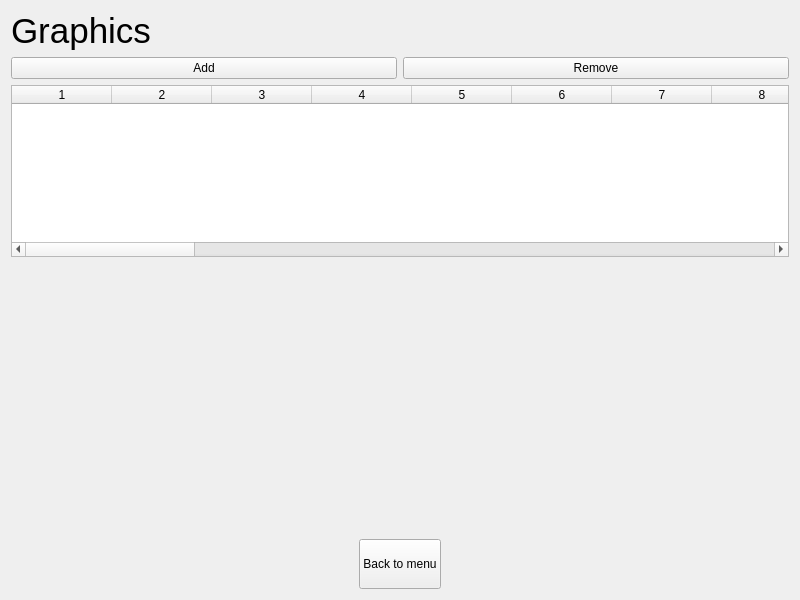
Ancellie/organizer_on_qt, file graphicswindow.ui: the form before one commit.
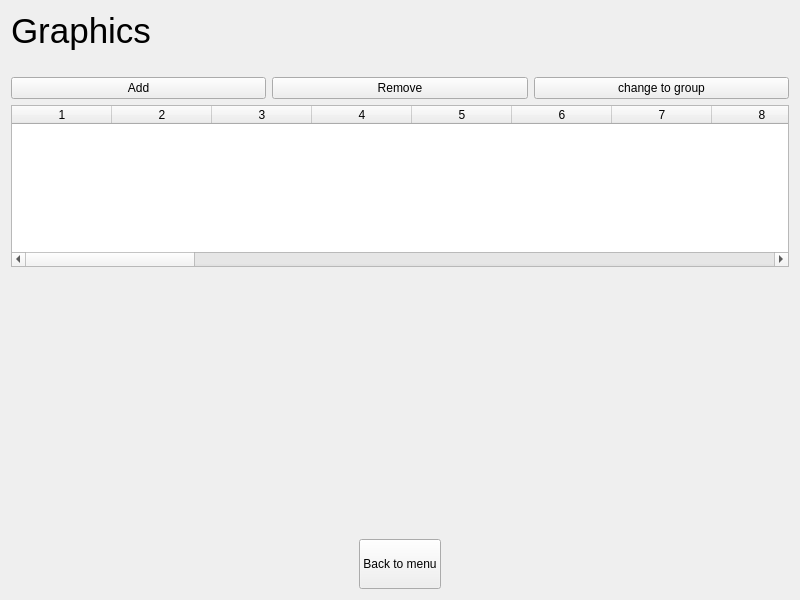
The form after the commit. Custom widgets are drawn as their Qt base class.

Commit message: Added group work for graphics and calendar(need fix)

The edit to the form file:
```diff
--- a/graphicswindow.ui
+++ b/graphicswindow.ui
@@ -21,6 +21,13 @@
      </property>
     </widget>
    </item>
+   <item>
+    <widget class="QLabel" name="label_2">
+     <property name="text">
+      <string/>
+     </property>
+    </widget>
+   </item>
    <item>
     <layout class="QHBoxLayout" name="horizontalLayout_3">
      <item>
@@ -37,6 +44,13 @@
        </property>
       </widget>
      </item>
+     <item>
+      <widget class="QPushButton" name="changeButton">
+       <property name="text">
+        <string>change to group</string>
+       </property>
+      </widget>
+     </item>
     </layout>
    </item>
    <item>
```
The commit also changes 19 other files.
